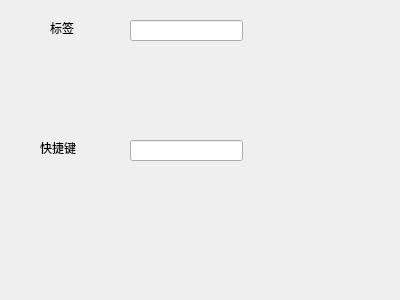
Above: Resources/windows/ui/node-editor.ui from StreamMediaWorkspace/CoderChanged before the change. Below: the same form after it.
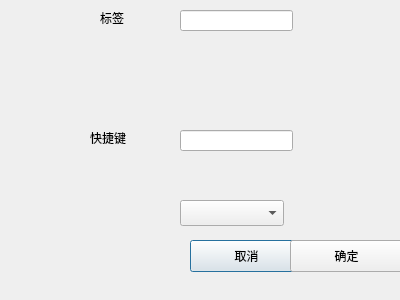
That is the form after the change.

Commit message: add node editor py

The edit to the form file:
```diff
--- a/Resources/windows/ui/node-editor.ui
+++ b/Resources/windows/ui/node-editor.ui
@@ -13,21 +13,11 @@
   <property name="windowTitle">
    <string>Node Edit Dialog</string>
   </property>
-  <widget class="QLineEdit" name="lineEditText">
-   <property name="geometry">
-    <rect>
-     <x>130</x>
-     <y>20</y>
-     <width>113</width>
-     <height>21</height>
-    </rect>
-   </property>
-  </widget>
   <widget class="QLabel" name="label">
    <property name="geometry">
     <rect>
-     <x>50</x>
-     <y>20</y>
+     <x>100</x>
+     <y>10</y>
      <width>60</width>
      <height>16</height>
     </rect>
@@ -36,11 +26,41 @@
     <string>标签</string>
    </property>
   </widget>
+  <widget class="QLineEdit" name="lineEditText">
+   <property name="geometry">
+    <rect>
+     <x>180</x>
+     <y>10</y>
+     <width>113</width>
+     <height>21</height>
+    </rect>
+   </property>
+  </widget>
+  <widget class="QLineEdit" name="lineEditShotCut">
+   <property name="geometry">
+    <rect>
+     <x>180</x>
+     <y>130</y>
+     <width>113</width>
+     <height>21</height>
+    </rect>
+   </property>
+  </widget>
+  <widget class="QComboBox" name="comboBoxToNode">
+   <property name="geometry">
+    <rect>
+     <x>180</x>
+     <y>200</y>
+     <width>104</width>
+     <height>26</height>
+    </rect>
+   </property>
+  </widget>
   <widget class="QLabel" name="label_2">
    <property name="geometry">
     <rect>
-     <x>40</x>
-     <y>140</y>
+     <x>90</x>
+     <y>130</y>
      <width>60</width>
      <height>16</height>
     </rect>
@@ -49,14 +69,30 @@
     <string>快捷键</string>
    </property>
   </widget>
-  <widget class="QLineEdit" name="lineEditShotCut">
+  <widget class="QPushButton" name="pushButtonCancel">
    <property name="geometry">
     <rect>
-     <x>130</x>
-     <y>140</y>
+     <x>190</x>
+     <y>240</y>
      <width>113</width>
-     <height>21</height>
+     <height>32</height>
     </rect>
+   </property>
+   <property name="text">
+    <string>取消</string>
+   </property>
+  </widget>
+  <widget class="QPushButton" name="pushButtonOK">
+   <property name="geometry">
+    <rect>
+     <x>290</x>
+     <y>240</y>
+     <width>113</width>
+     <height>32</height>
+    </rect>
+   </property>
+   <property name="text">
+    <string>确定</string>
    </property>
   </widget>
  </widget>
```
Left out of the diff: 4 changed lines with no effect on the pictures. The commit also changes 3 other files.
